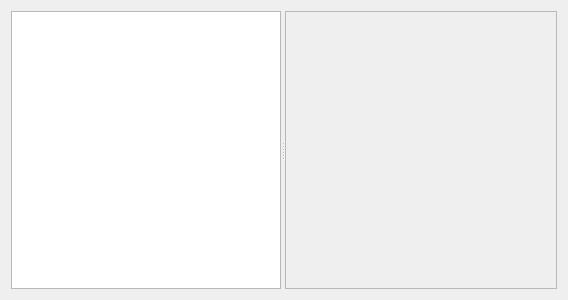
Qt form plugins/pmhplugin/pmhmodewidget.ui (FreeHealth/freehealth) before a commit.
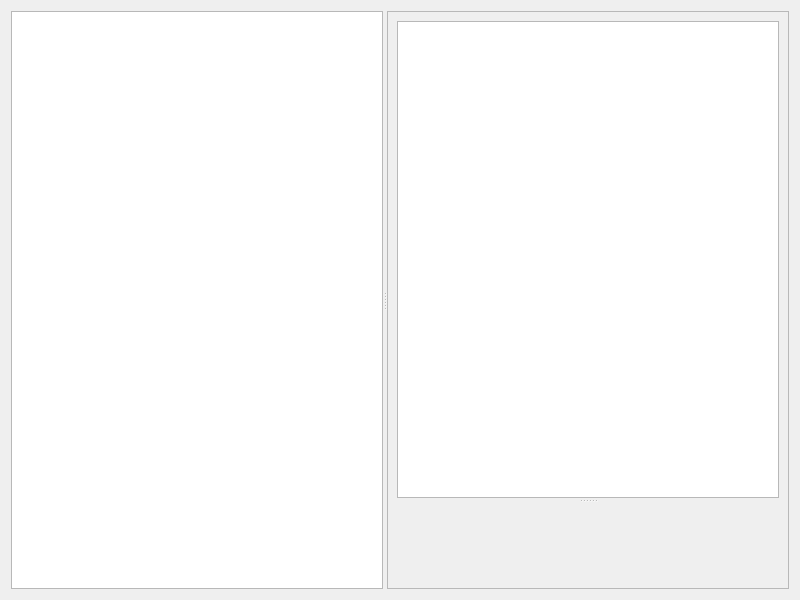
The same form after that commit. Custom widgets are drawn as their Qt base class.

```diff
--- a/plugins/pmhplugin/pmhmodewidget.ui
+++ b/plugins/pmhplugin/pmhmodewidget.ui
@@ -6,8 +6,8 @@
    <rect>
     <x>0</x>
     <y>0</y>
-    <width>568</width>
-    <height>300</height>
+    <width>800</width>
+    <height>600</height>
    </rect>
   </property>
   <property name="windowTitle">
@@ -16,6 +16,12 @@
   <layout class="QGridLayout" name="gridLayout">
    <item row="0" column="0">
     <widget class="Utils::MiniSplitter" name="splitter">
+     <property name="sizePolicy">
+      <sizepolicy hsizetype="Expanding" vsizetype="Expanding">
+       <horstretch>0</horstretch>
+       <verstretch>0</verstretch>
+      </sizepolicy>
+     </property>
      <property name="orientation">
       <enum>Qt::Horizontal</enum>
      </property>
@@ -45,10 +51,16 @@
         <rect>
          <x>0</x>
          <y>0</y>
-         <width>270</width>
-         <height>280</height>
+         <width>387</width>
+         <height>580</height>
         </rect>
        </property>
+       <property name="sizePolicy">
+        <sizepolicy hsizetype="Expanding" vsizetype="Expanding">
+         <horstretch>0</horstretch>
+         <verstretch>0</verstretch>
+        </sizepolicy>
+       </property>
        <layout class="QGridLayout" name="gridLayout_2">
         <property name="leftMargin">
          <number>0</number>
@@ -64,6 +76,12 @@
         </property>
         <item row="0" column="0">
          <widget class="QStackedWidget" name="stackedWidget">
+          <property name="sizePolicy">
+           <sizepolicy hsizetype="Expanding" vsizetype="Expanding">
+            <horstretch>0</horstretch>
+            <verstretch>0</verstretch>
+           </sizepolicy>
+          </property>
           <property name="currentIndex">
            <number>2</number>
           </property>
@@ -113,21 +131,54 @@
            </layout>
           </widget>
           <widget class="QWidget" name="formPage">
+           <property name="sizePolicy">
+            <sizepolicy hsizetype="Expanding" vsizetype="Expanding">
+             <horstretch>0</horstretch>
+             <verstretch>0</verstretch>
+            </sizepolicy>
+           </property>
            <layout class="QGridLayout" name="gridLayout_5">
-            <property name="leftMargin">
-             <number>0</number>
-            </property>
-            <property name="topMargin">
-             <number>0</number>
-            </property>
-            <property name="rightMargin">
-             <number>0</number>
-            </property>
-            <property name="bottomMargin">
-             <number>0</number>
-            </property>
             <item row="0" column="0">
-             <widget class="Form::FormDataWidgetMapper" name="formDataMapper" native="true"/>
+             <layout class="QVBoxLayout" name="Layout" stretch="1,1">
+              <property name="spacing">
+               <number>2</number>
+              </property>
+              <property name="sizeConstraint">
+               <enum>QLayout::SetMaximumSize</enum>
+              </property>
+              <item>
+               <layout class="QVBoxLayout" name="toolbarLayout">
+                <property name="sizeConstraint">
+                 <enum>QLayout::SetNoConstraint</enum>
+                </property>
+               </layout>
+              </item>
+              <item>
+               <widget class="QSplitter" name="episodeFormSplitter">
+                <property name="sizePolicy">
+                 <sizepolicy hsizetype="Expanding" vsizetype="Expanding">
+                  <horstretch>0</horstretch>
+                  <verstretch>0</verstretch>
+                 </sizepolicy>
+                </property>
+                <property name="orientation">
+                 <enum>Qt::Vertical</enum>
+                </property>
+                <property name="handleWidth">
+                 <number>6</number>
+                </property>
+                <widget class="QTableView" name="episodeView"/>
+                <widget class="Form::FormDataWidgetMapper" name="formDataMapper" native="true">
+                 <property name="sizePolicy">
+                  <sizepolicy hsizetype="Expanding" vsizetype="Expanding">
+                   <horstretch>0</horstretch>
+                   <verstretch>0</verstretch>
+                  </sizepolicy>
+                 </property>
+                </widget>
+               </widget>
+              </item>
+             </layout>
             </item>
            </layout>
           </widget>
@@ -141,6 +192,12 @@
   </layout>
  </widget>
  <customwidgets>
+  <customwidget>
+   <class>PMH::PmhViewer</class>
+   <extends>QWidget</extends>
+   <header location="global">pmhplugin/pmhviewer.h</header>
+   <container>1</container>
+  </customwidget>
   <customwidget>
    <class>Views::TreeView</class>
    <extends>QTreeView</extends>
@@ -158,12 +215,6 @@
    <header location="global">formmanagerplugin/formdatawidgetmapper.h</header>
    <container>1</container>
   </customwidget>
-  <customwidget>
-   <class>PMH::PmhViewer</class>
-   <extends>QWidget</extends>
-   <header location="global">pmhplugin/pmhviewer.h</header>
-   <container>1</container>
-  </customwidget>
  </customwidgets>
  <resources/>
  <connections/>
```
Left out of the diff: 6 changed lines with no effect on the pictures.
